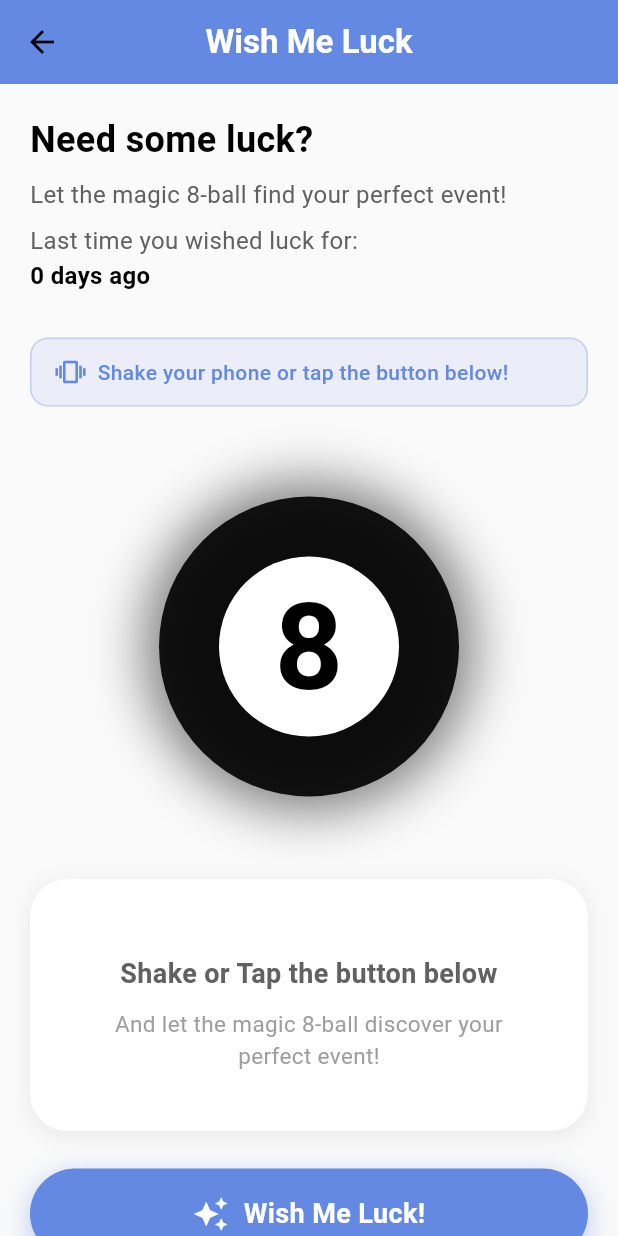
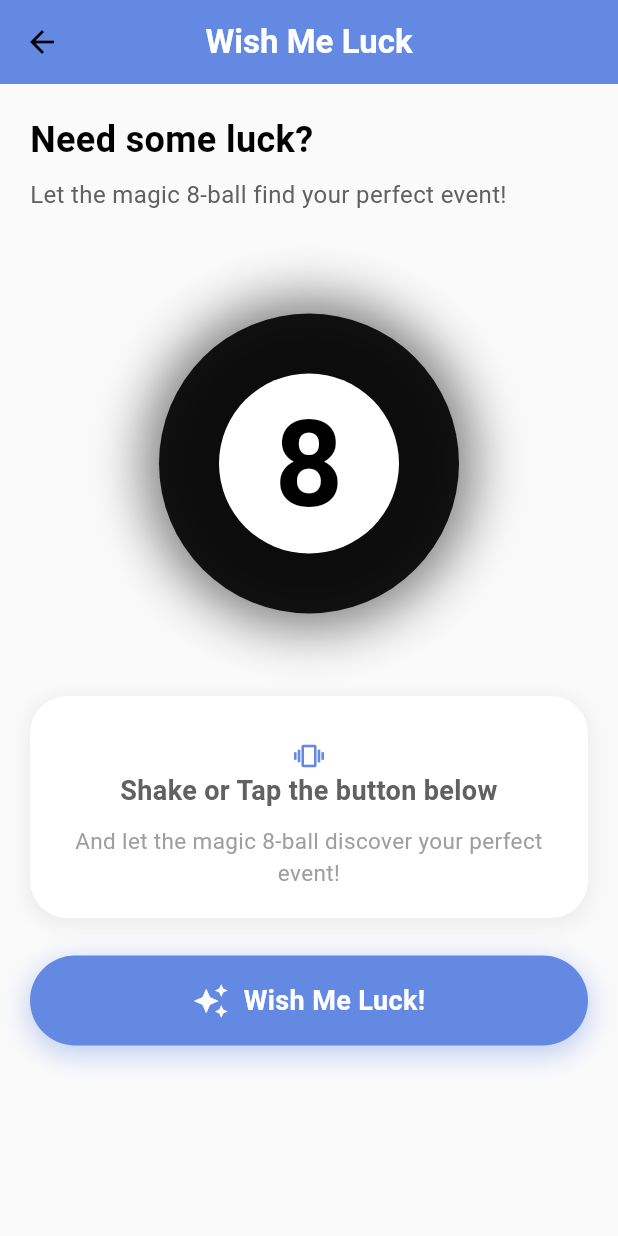
Before and after one commit to Moviles-2025-20/Flutter, a Flutter app: the _WishMeLuckContent screen opened directly, on a phone screen of 412 x 824 dp. Run offline on Flutter 3.47's test engine with Material 3 defaults, Android fonts, the phone set to English and light mode, and no system bars; our stand-ins replace cloud_firestore, firebase_auth, firebase_core, google_sign_in, image_picker, sensors_plus and 1 more; missing offline and left inert: flutter_facebook_auth, flutter_web_auth_2; accounts and stored records are empty.

Commit message:
FInish the accelerometer function

```diff
--- a/lib/pages/wishMeLuck/view/wish_me_luck_view.dart
+++ b/lib/pages/wishMeLuck/view/wish_me_luck_view.dart
@@ -6,7 +6,7 @@ import 'package:app_flutter/widgets/MagicBall/header_section.dart';
 import 'package:app_flutter/widgets/MagicBall/magic_ball.dart';
 import 'package:flutter/material.dart';
 import 'package:provider/provider.dart';
-import 'package:sensors_plus/sensors_plus.dart';
+import 'package:sensors_plus/sensors_plus.dart'; // Flutter plugin used to access device sensors
 import 'dart:async';
 import 'dart:math';
 import 'package:flutter/services.dart';
@@ -45,7 +45,7 @@ class _WishMeLuckContentState extends State<_WishMeLuckContent>
   bool _isShaking = false;
   DateTime? _lastShakeTime;
   static const double _shakeThreshold = 10.0; // Umbral de sensibilidad ESO SE CAMBIO PARA PROBAR EN EMULADOR ERA 15
-  static const int _shakeCooldown = 3000; // Cooldown de 3 segundos entre sacudidas
+  static const int _shakeCooldown = 3000; // Cooldown de 3 segundos entre sacudidas, evita múltiples detecciones rápidas
 
 
   @override
@@ -72,6 +72,7 @@ class _WishMeLuckContentState extends State<_WishMeLuckContent>
   }
 
   void _initAccelerometer() {
+    // The sensors_plus package is constantly updated, so we use the event stream to get real-time data of the accelerometer
     _accelerometerSubscription = accelerometerEventStream().listen(
           (AccelerometerEvent event) {
         _detectShake(event);
@@ -82,22 +83,21 @@ class _WishMeLuckContentState extends State<_WishMeLuckContent>
     );
   }
 
+  /* Function used to detect if the movement of the device is a shake, using the magnitude of the threshold */
   void _detectShake(AccelerometerEvent event) {
-    // Calcular la magnitud total del movimiento
+    // Find the magnitude of the acceleration vector
     final double magnitude = sqrt(
         event.x * event.x +
-            event.y * event.y +
-            event.z * event.z
+        event.y * event.y +
+        event.z * event.z
     );
 
-    // Si la magnitud supera el umbral
+    // If the magnitude exceeds the threshold, we consider it a shake
     if (magnitude > _shakeThreshold) {
       final now = DateTime.now();
 
-      // Verificar cooldown
-      if (_lastShakeTime == null ||
-          now.difference(_lastShakeTime!).inMilliseconds > _shakeCooldown) {
-
+      // Check cooldown to avoid multiple shake detections in a short time
+      if (_lastShakeTime == null || now.difference(_lastShakeTime!).inMilliseconds > _shakeCooldown) {
         if (!_isShaking) {
           _isShaking = true;
           _lastShakeTime = now;
@@ -107,6 +107,7 @@ class _WishMeLuckContentState extends State<_WishMeLuckContent>
     }
   }
 
+  // Function triggered when a shake is detected
   Future<void> _onShakeDetected() async {
     final viewModel = context.read<WishMeLuckViewModel>();
 
@@ -118,9 +119,10 @@ class _WishMeLuckContentState extends State<_WishMeLuckContent>
 
     debugPrint('Sacudida detectada!');
 
-    // Vibración (opcional)
+    // Feedback of vibration when a shake is detected
     HapticFeedback.mediumImpact();
 
+    // Generate the same reaction of the app as if the button is pressed
     await _triggerShake();
     await Future.delayed(const Duration(milliseconds: 1500));
     await viewModel.wishMeLuck();
@@ -169,43 +171,6 @@ class _WishMeLuckContentState extends State<_WishMeLuckContent>
                 HeaderSectionWML(
                   lastWished: lastWishedTime,
                 ),
-                const SizedBox(height: 30),
-
-                // Indicador de que puede sacudir el teléfono
-                if (!viewModel.isLoading)
-                  Container(
-                    padding: const EdgeInsets.symmetric(
-                      horizontal: 16,
-                      vertical: 12,
-                    ),
-                    decoration: BoxDecoration(
-                      color: const Color(0xFF6389E2).withOpacity(0.1),
-                      borderRadius: BorderRadius.circular(12),
-                      border: Border.all(
-                        color: const Color(0xFF6389E2).withOpacity(0.3),
-                      ),
-                    ),
-                    child: Row(
-                      children: const [
-                        Icon(
-                          Icons.vibration,
-                          color: Color(0xFF6389E2),
-                          size: 20,
-                        ),
-                        SizedBox(width: 8),
-                        Expanded(
-                          child: Text(
-                            'Shake your phone or tap the button below!',
-                            style: TextStyle(
-                              color: Color(0xFF6389E2),
-                              fontSize: 14,
-                              fontWeight: FontWeight.w500,
-                            ),
-                          ),
-                        ),
-                      ],
-                    ),
-                  ),
                 const SizedBox(height: 20),
 
                 Magic8BallCard(
--- a/lib/util/wish_me_luck_service.dart
+++ b/lib/util/wish_me_luck_service.dart
@@ -10,8 +10,7 @@ class WishMeLuckService {
 
 
   //Lista para poblar la base de datos
-  List<Map<String, dynamic>> studentEvents = [
-  ];
+  List<Map<String, dynamic>> studentEvents = [];
 
   Future<WishMeLuckEvent> getWishMeLuckEvent() async {
     try {
--- a/lib/widgets/MagicBall/events_magic_ball.dart
+++ b/lib/widgets/MagicBall/events_magic_ball.dart
@@ -9,7 +9,7 @@ class EmptyState extends StatelessWidget {
   Widget build(BuildContext context) {
     return Container(
       width: double.infinity,
-      padding: const EdgeInsets.all(40),
+      padding: const EdgeInsets.all(20),
       decoration: BoxDecoration(
         color: Colors.white,
         borderRadius: BorderRadius.circular(25),
@@ -25,6 +25,11 @@ class EmptyState extends StatelessWidget {
       child: Column(
         children: [
           const SizedBox(height: 10),
+          Icon(
+            Icons.vibration,
+            color: Color(0xFF6389E2),
+            size: 20,
+          ),
           Text(
             'Shake or Tap the button below',
             style: TextStyle(
--- a/lib/widgets/MagicBall/header_section.dart
+++ b/lib/widgets/MagicBall/header_section.dart
@@ -31,22 +31,15 @@ class HeaderSectionWML extends StatelessWidget {
           children: [
             const SizedBox(height: 8),
 
-            if (lastWished != null) ...[
+            if (lastWished != 0) ...[
               Text(
-                "Last time you wished luck for:",
+                "Last time you wished luck for:$lastWished days ago",
                 style: TextStyle(
                   fontSize: 16,
                   color: Colors.grey[700],
                 ),
               ),
-              Text(
-                "$lastWished days ago",
-                style: TextStyle(
-                  fontSize: 16,
-                  color: Colors.black,
-                  fontWeight: FontWeight.bold,
-                ),
-              ),
+
             ],
 
           ],
```
